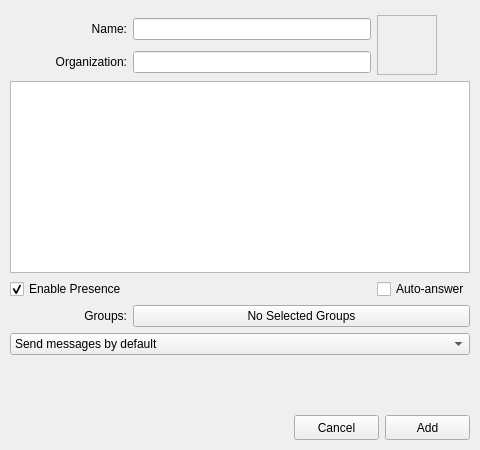
Before: the Qt Designer form resources/contact_editor.ui in AGProjects/blink-qt, drawn with Qt 5.
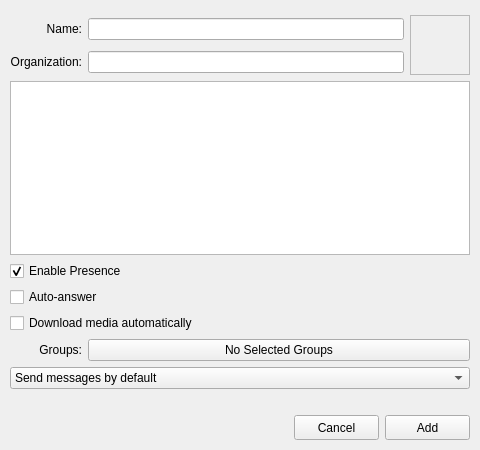
After: the same form once the commit is applied. Icons and pictures are not drawn. Custom widgets are drawn as their Qt base class.

Commit message: Added auto download media per contact

Patch:
```diff
--- a/resources/contact_editor.ui
+++ b/resources/contact_editor.ui
@@ -113,7 +113,7 @@
      </property>
     </widget>
    </item>
-   <item row="7" column="0" colspan="3">
+   <item row="9" column="0" colspan="3">
     <layout class="QHBoxLayout" name="button_box_layout">
      <property name="spacing">
       <number>6</number>
@@ -168,7 +168,7 @@
      </item>
     </layout>
    </item>
-   <item row="6" column="0" colspan="3">
+   <item row="8" column="0" colspan="3">
     <spacer name="grid_spacer">
      <property name="orientation">
       <enum>Qt::Vertical</enum>
@@ -240,7 +240,7 @@
      </attribute>
     </widget>
    </item>
-   <item row="4" column="0">
+   <item row="6" column="0">
     <widget class="QLabel" name="groups_label">
      <property name="text">
       <string>Groups:</string>
@@ -250,7 +250,7 @@
      </property>
     </widget>
    </item>
-   <item row="4" column="1" colspan="2">
+   <item row="6" column="1" colspan="2">
     <widget class="QPushButton" name="groups_button">
      <property name="sizePolicy">
       <sizepolicy hsizetype="Expanding" vsizetype="Fixed">
@@ -266,7 +266,7 @@
      </property>
     </widget>
    </item>
-   <item row="5" column="0" colspan="3">
+   <item row="7" column="0" colspan="3">
     <widget class="QComboBox" name="preferred_media">
      <property name="sizePolicy">
       <sizepolicy hsizetype="Expanding" vsizetype="Fixed">
@@ -301,7 +301,7 @@
      </item>
     </widget>
    </item>
-   <item row="3" column="0">
+   <item row="3" column="0" colspan="3">
     <widget class="QCheckBox" name="presence">
      <property name="text">
       <string>Enable Presence</string>
@@ -311,7 +311,17 @@
      </property>
     </widget>
    </item>
-   <item row="3" column="2">
+   <item row="5" column="0" colspan="3">
+    <widget class="QCheckBox" name="auto_download_media">
+     <property name="toolTip">
+      <string>Download the pictures, videos and files this contact sends without asking (shared with your other devices)</string>
+     </property>
+     <property name="text">
+      <string>Download media automatically</string>
+     </property>
+    </widget>
+   </item>
+   <item row="4" column="0" colspan="3">
     <widget class="QCheckBox" name="auto_answer">
      <property name="text">
       <string>Auto-answer</string>
```
Left out of the diff: 1 changed line with no effect on the pictures. The commit also changes 4 other files.
